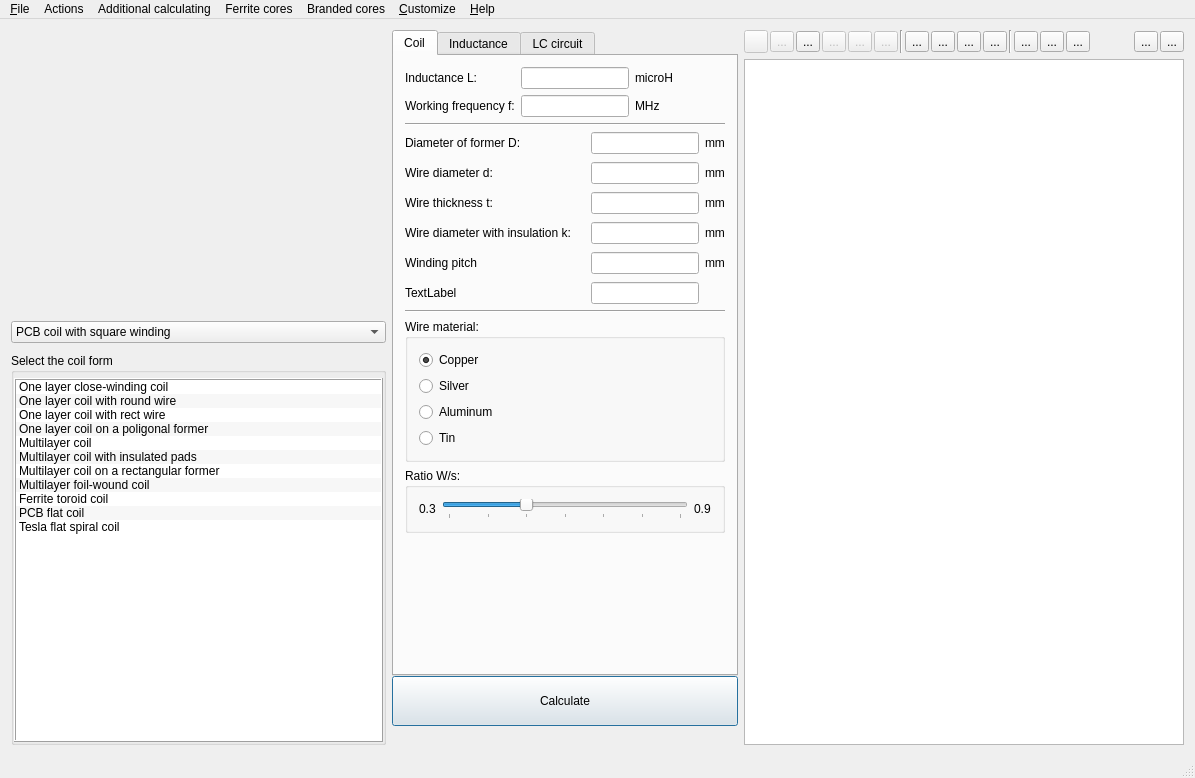
Qt form mainwindow.ui (radioacoustick/Coil64) before a commit.
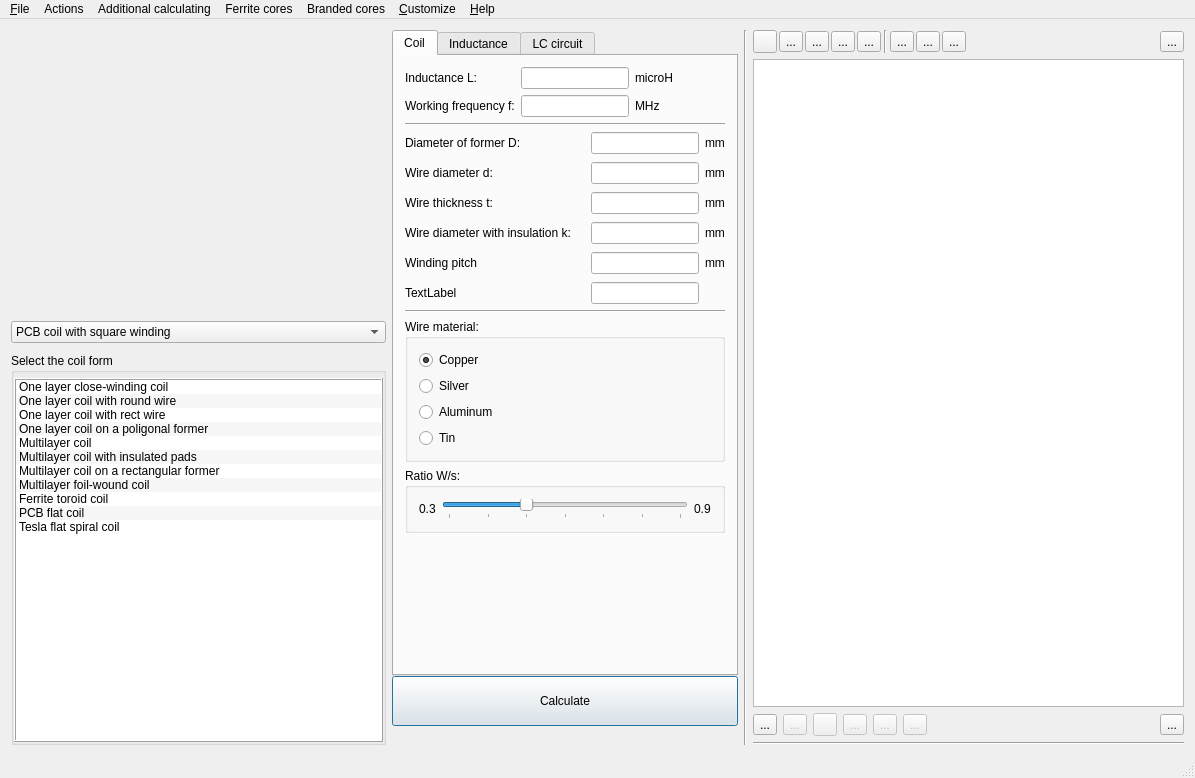
The same form after that commit. Icons and pictures are not drawn.

The edit to the form file:
```diff
--- a/mainwindow.ui
+++ b/mainwindow.ui
@@ -1269,6 +1269,13 @@
       </layout>
      </widget>
     </item>
+    <item>
+     <widget class="Line" name="line_8">
+      <property name="orientation">
+       <enum>Qt::Vertical</enum>
+      </property>
+     </widget>
+    </item>
     <item>
      <layout class="QVBoxLayout" name="verticalLayout_11">
       <item>
@@ -1277,16 +1284,7 @@
          <number>2</number>
         </property>
         <item>
-         <widget class="QToolButton" name="toolButton_CopySel">
-          <property name="enabled">
-           <bool>false</bool>
-          </property>
-          <property name="sizePolicy">
-           <sizepolicy hsizetype="Fixed" vsizetype="Fixed">
-            <horstretch>0</horstretch>
-            <verstretch>0</verstretch>
-           </sizepolicy>
-          </property>
+         <widget class="QToolButton" name="toolButton_showTitle">
           <property name="toolTip">
            <string>Copy selected to clipboard</string>
           </property>
@@ -1297,128 +1295,11 @@
            <iconset resource="res.qrc">
             <normaloff>:/menu_ico/res/icons8-inconsistency-32.png</normaloff>:/menu_ico/res/icons8-inconsistency-32.png</iconset>
           </property>
-         </widget>
-        </item>
-        <item>
-         <widget class="QToolButton" name="toolButton_CopyAll">
-          <property name="enabled">
-           <bool>false</bool>
-          </property>
-          <property name="sizePolicy">
-           <sizepolicy hsizetype="Fixed" vsizetype="Fixed">
-            <horstretch>0</horstretch>
-            <verstretch>0</verstretch>
-           </sizepolicy>
-          </property>
-          <property name="toolTip">
-           <string>Copy all to clipboard</string>
-          </property>
-          <property name="text">
-           <string notr="true">...</string>
-          </property>
-          <property name="icon">
-           <iconset resource="res.qrc">
-            <normaloff>:/menu_ico/res/icons8-copy-32.png</normaloff>:/menu_ico/res/icons8-copy-32.png</iconset>
-          </property>
-         </widget>
-        </item>
-        <item>
-         <widget class="QToolButton" name="toolButton_Open">
-          <property name="toolTip">
-           <string>Open</string>
-          </property>
-          <property name="text">
-           <string notr="true">...</string>
-          </property>
-          <property name="icon">
-           <iconset>
-            <normalon>:/menu_ico/res/icons8-opened-folder-32.png</normalon>
-           </iconset>
-          </property>
-         </widget>
-        </item>
-        <item>
-         <widget class="QToolButton" name="toolButton_Save">
-          <property name="enabled">
-           <bool>false</bool>
-          </property>
-          <property name="sizePolicy">
-           <sizepolicy hsizetype="Fixed" vsizetype="Fixed">
-            <horstretch>0</horstretch>
-            <verstretch>0</verstretch>
-           </sizepolicy>
-          </property>
-          <property name="toolTip">
-           <string>Save</string>
-          </property>
-          <property name="text">
-           <string notr="true">...</string>
-          </property>
-          <property name="icon">
-           <iconset resource="res.qrc">
-            <normaloff>:/menu_ico/res/icons8-save-32.png</normaloff>:/menu_ico/res/icons8-save-32.png</iconset>
-          </property>
           <property name="shortcut">
            <string notr="true"/>
           </property>
-         </widget>
-        </item>
-        <item>
-         <widget class="QToolButton" name="toolButton_Clear">
-          <property name="enabled">
-           <bool>false</bool>
-          </property>
-          <property name="sizePolicy">
-           <sizepolicy hsizetype="Fixed" vsizetype="Fixed">
-            <horstretch>0</horstretch>
-            <verstretch>0</verstretch>
-           </sizepolicy>
-          </property>
-          <property name="toolTip">
-           <string>Clear all</string>
-          </property>
-          <property name="text">
-           <string notr="true">...</string>
-          </property>
-          <property name="icon">
-           <iconset resource="res.qrc">
-            <normaloff>:/menu_ico/res/icons8-delete-30.png</normaloff>:/menu_ico/res/icons8-delete-30.png</iconset>
-          </property>
-          <property name="shortcut">
-           <string notr="true"/>
-          </property>
-         </widget>
-        </item>
-        <item>
-         <widget class="QToolButton" name="toolButton_Print">
-          <property name="enabled">
-           <bool>false</bool>
-          </property>
-          <property name="sizePolicy">
-           <sizepolicy hsizetype="Fixed" vsizetype="Fixed">
-            <horstretch>0</horstretch>
-            <verstretch>0</verstretch>
-           </sizepolicy>
-          </property>
-          <property name="toolTip">
-           <string>Print all</string>
-          </property>
-          <property name="text">
-           <string notr="true">...</string>
-          </property>
-          <property name="icon">
-           <iconset resource="res.qrc">
-            <normaloff>:/menu_ico/res/icons8-print-32.png</normaloff>:/menu_ico/res/icons8-print-32.png</iconset>
-          </property>
-          <property name="shortcut">
-           <string notr="true"/>
-          </property>
-         </widget>
-        </item>
-        <item>
-         <widget class="Line" name="line_8">
-          <property name="orientation">
-           <enum>Qt::Vertical</enum>
+          <property name="checkable">
+           <bool>true</bool>
           </property>
          </widget>
         </item>
@@ -1440,6 +1321,12 @@
            <iconset resource="res.qrc">
             <normaloff>:/menu_ico/res/icons8-full-image-32.png</normaloff>:/menu_ico/res/icons8-full-image-32.png</iconset>
           </property>
+          <property name="iconSize">
+           <size>
+            <width>13</width>
+            <height>16</height>
+           </size>
+          </property>
           <property name="shortcut">
            <string notr="true"/>
           </property>
@@ -1522,6 +1409,18 @@
         </item>
         <item>
          <widget class="Line" name="line_9">
+          <property name="sizePolicy">
+           <sizepolicy hsizetype="Minimum" vsizetype="Preferred">
+            <horstretch>0</horstretch>
+            <verstretch>0</verstretch>
+           </sizepolicy>
+          </property>
+          <property name="minimumSize">
+           <size>
+            <width>5</width>
+            <height>0</height>
+           </size>
+          </property>
           <property name="orientation">
            <enum>Qt::Vertical</enum>
           </property>
@@ -1617,23 +1516,6 @@
           </property>
          </widget>
         </item>
-        <item>
-         <widget class="QToolButton" name="toolButton_Help">
-          <property name="toolTip">
-           <string>Context help</string>
-          </property>
-          <property name="text">
-           <string notr="true">...</string>
-          </property>
-          <property name="icon">
-           <iconset resource="res.qrc">
-            <normaloff>:/menu_ico/res/icons8-help-32.png</normaloff>:/menu_ico/res/icons8-help-32.png</iconset>
-          </property>
-          <property name="shortcut">
-           <string notr="true"/>
-          </property>
-         </widget>
-        </item>
        </layout>
       </item>
       <item>
@@ -1652,6 +1534,186 @@
         </property>
        </widget>
       </item>
+      <item>
+       <layout class="QHBoxLayout" name="horizontalLayout_2">
+        <item>
+         <widget class="QToolButton" name="toolButton_Open">
+          <property name="toolTip">
+           <string>Open</string>
+          </property>
+          <property name="text">
+           <string notr="true">...</string>
+          </property>
+          <property name="icon">
+           <iconset>
+            <normalon>:/menu_ico/res/icons8-opened-folder-32.png</normalon>
+           </iconset>
+          </property>
+         </widget>
+        </item>
+        <item>
+         <widget class="QToolButton" name="toolButton_Save">
+          <property name="enabled">
+           <bool>false</bool>
+          </property>
+          <property name="sizePolicy">
+           <sizepolicy hsizetype="Fixed" vsizetype="Fixed">
+            <horstretch>0</horstretch>
+            <verstretch>0</verstretch>
+           </sizepolicy>
+          </property>
+          <property name="toolTip">
+           <string>Save</string>
+          </property>
+          <property name="text">
+           <string notr="true">...</string>
+          </property>
+          <property name="icon">
+           <iconset resource="res.qrc">
+            <normaloff>:/menu_ico/res/icons8-save-32.png</normaloff>:/menu_ico/res/icons8-save-32.png</iconset>
+          </property>
+          <property name="shortcut">
+           <string notr="true"/>
+          </property>
+         </widget>
+        </item>
+        <item>
+         <widget class="QToolButton" name="toolButton_CopySel">
+          <property name="enabled">
+           <bool>false</bool>
+          </property>
+          <property name="sizePolicy">
+           <sizepolicy hsizetype="Fixed" vsizetype="Fixed">
+            <horstretch>0</horstretch>
+            <verstretch>0</verstretch>
+           </sizepolicy>
+          </property>
+          <property name="toolTip">
+           <string>Copy selected to clipboard</string>
+          </property>
+          <property name="text">
+           <string notr="true"/>
+          </property>
+          <property name="icon">
+           <iconset resource="res.qrc">
+            <normaloff>:/menu_ico/res/icons8-inconsistency-32.png</normaloff>:/menu_ico/res/icons8-inconsistency-32.png</iconset>
+          </property>
+         </widget>
+        </item>
+        <item>
+         <widget class="QToolButton" name="toolButton_CopyAll">
+          <property name="enabled">
+           <bool>false</bool>
+          </property>
+          <property name="sizePolicy">
+           <sizepolicy hsizetype="Fixed" vsizetype="Fixed">
+            <horstretch>0</horstretch>
+            <verstretch>0</verstretch>
+           </sizepolicy>
+          </property>
+          <property name="toolTip">
+           <string>Copy all to clipboard</string>
+          </property>
+          <property name="text">
+           <string notr="true">...</string>
+          </property>
+          <property name="icon">
+           <iconset resource="res.qrc">
+            <normaloff>:/menu_ico/res/icons8-copy-32.png</normaloff>:/menu_ico/res/icons8-copy-32.png</iconset>
+          </property>
+         </widget>
+        </item>
+        <item>
+         <widget class="QToolButton" name="toolButton_Clear">
+          <property name="enabled">
+           <bool>false</bool>
+          </property>
+          <property name="sizePolicy">
+           <sizepolicy hsizetype="Fixed" vsizetype="Fixed">
+            <horstretch>0</horstretch>
+            <verstretch>0</verstretch>
+           </sizepolicy>
+          </property>
+          <property name="toolTip">
+           <string>Clear all</string>
+          </property>
+          <property name="text">
+           <string notr="true">...</string>
+          </property>
+          <property name="icon">
+           <iconset resource="res.qrc">
+            <normaloff>:/menu_ico/res/icons8-delete-30.png</normaloff>:/menu_ico/res/icons8-delete-30.png</iconset>
+          </property>
+          <property name="shortcut">
+           <string notr="true"/>
+          </property>
+         </widget>
+        </item>
+        <item>
+         <widget class="QToolButton" name="toolButton_Print">
+          <property name="enabled">
+           <bool>false</bool>
+          </property>
+          <property name="sizePolicy">
+           <sizepolicy hsizetype="Fixed" vsizetype="Fixed">
+            <horstretch>0</horstretch>
+            <verstretch>0</verstretch>
+           </sizepolicy>
+          </property>
+          <property name="toolTip">
+           <string>Print all</string>
+          </property>
+          <property name="text">
+           <string notr="true">...</string>
+          </property>
+          <property name="icon">
+           <iconset resource="res.qrc">
+            <normaloff>:/menu_ico/res/icons8-print-32.png</normaloff>:/menu_ico/res/icons8-print-32.png</iconset>
+          </property>
+          <property name="shortcut">
+           <string notr="true"/>
+          </property>
+         </widget>
+        </item>
+        <item>
+         <spacer name="horizontalSpacer_2">
+          <property name="orientation">
+           <enum>Qt::Horizontal</enum>
+          </property>
+          <property name="sizeHint" stdset="0">
+           <size>
+            <width>40</width>
+            <height>20</height>
+           </size>
+          </property>
+         </spacer>
+        </item>
+        <item>
+         <widget class="QToolButton" name="toolButton_Help">
+          <property name="toolTip">
+           <string>Context help</string>
+          </property>
+          <property name="text">
+           <string notr="true">...</string>
+          </property>
+          <property name="icon">
+           <iconset resource="res.qrc">
+            <normaloff>:/menu_ico/res/icons8-help-32.png</normaloff>:/menu_ico/res/icons8-help-32.png</iconset>
+          </property>
+          <property name="shortcut">
+           <string notr="true"/>
+          </property>
+         </widget>
+        </item>
+       </layout>
+      </item>
+      <item>
+       <widget class="Line" name="line_10">
+        <property name="orientation">
+         <enum>Qt::Horizontal</enum>
+        </property>
+       </widget>
+      </item>
      </layout>
     </item>
    </layout>
```
Left out of the diff: 23 changed lines with no effect on the pictures.
